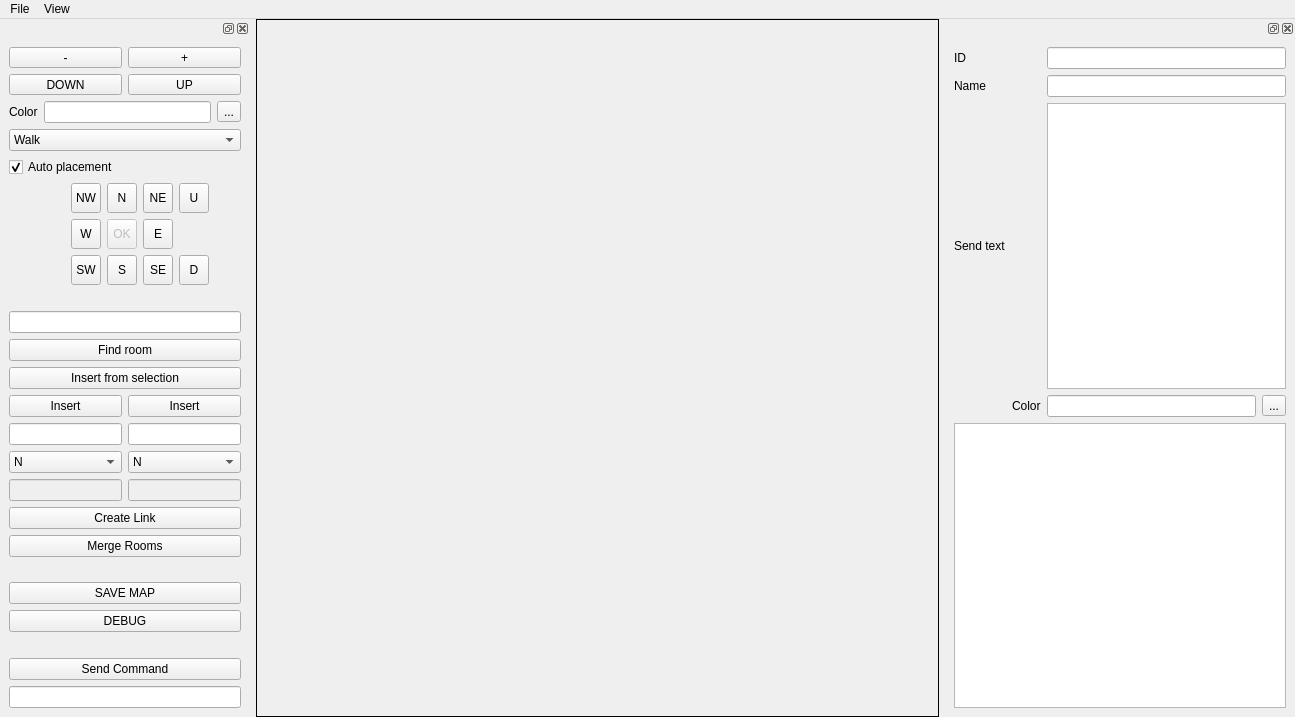
Old version of the form version4/ui/main.ui in the repository michael-donat/tf-mapper.
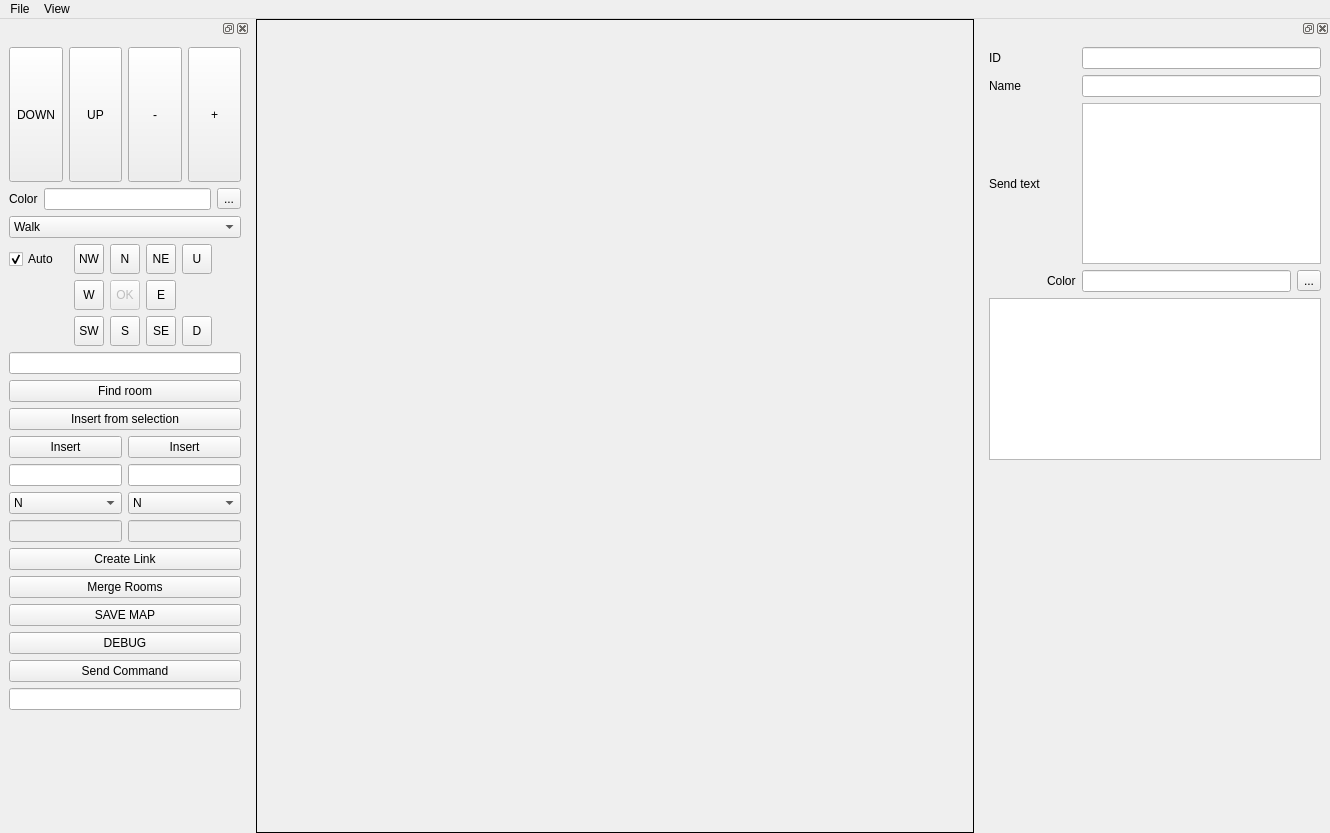
New version of the form. Icons and pictures are not drawn.

Diff of the .ui file:
```diff
--- a/version4/ui/main.ui
+++ b/version4/ui/main.ui
@@ -6,8 +6,8 @@
    <rect>
     <x>0</x>
     <y>0</y>
-    <width>1295</width>
-    <height>717</height>
+    <width>1330</width>
+    <height>833</height>
    </rect>
   </property>
   <property name="windowTitle">
@@ -30,6 +30,12 @@
         <verstretch>0</verstretch>
        </sizepolicy>
       </property>
+      <property name="maximumSize">
+       <size>
+        <width>16777215</width>
+        <height>16777215</height>
+       </size>
+      </property>
       <property name="frameShape">
        <enum>QFrame::Box</enum>
       </property>
@@ -45,8 +51,8 @@
     <rect>
      <x>0</x>
      <y>0</y>
-     <width>1295</width>
-     <height>21</height>
+     <width>1330</width>
+     <height>22</height>
     </rect>
    </property>
    <widget class="QMenu" name="menuFile">
@@ -72,7 +78,7 @@
   </widget>
   <widget class="QDockWidget" name="uiComponentToolsPanel">
    <property name="sizePolicy">
-    <sizepolicy hsizetype="Minimum" vsizetype="Expanding">
+    <sizepolicy hsizetype="Fixed" vsizetype="MinimumExpanding">
      <horstretch>0</horstretch>
      <verstretch>0</verstretch>
     </sizepolicy>
@@ -80,13 +86,13 @@
    <property name="minimumSize">
     <size>
      <width>250</width>
-     <height>655</height>
+     <height>250</height>
     </size>
    </property>
    <property name="maximumSize">
     <size>
      <width>250</width>
-     <height>1080</height>
+     <height>700</height>
     </size>
    </property>
    <property name="features">
@@ -100,134 +106,6 @@
    </attribute>
    <widget class="QWidget" name="uiComponentToolsPanelContentWidget">
     <layout class="QGridLayout" name="gridLayout_2">
-     <item row="0" column="2">
-      <layout class="QGridLayout" name="gridLayout_4">
-       <item row="0" column="2">
-        <widget class="QToolButton" name="zoomIn">
-         <property name="sizePolicy">
-          <sizepolicy hsizetype="Expanding" vsizetype="Expanding">
-           <horstretch>0</horstretch>
-           <verstretch>0</verstretch>
-          </sizepolicy>
-         </property>
-         <property name="text">
-          <string>+</string>
-         </property>
-        </widget>
-       </item>
-       <item row="0" column="1">
-        <widget class="QToolButton" name="zoomOut">
-         <property name="sizePolicy">
-          <sizepolicy hsizetype="Expanding" vsizetype="Expanding">
-           <horstretch>0</horstretch>
-           <verstretch>0</verstretch>
-          </sizepolicy>
-         </property>
-         <property name="text">
-          <string>-</string>
-         </property>
-        </widget>
-       </item>
-       <item row="1" column="1">
-        <widget class="QToolButton" name="goLevelDown">
-         <property name="sizePolicy">
-          <sizepolicy hsizetype="Expanding" vsizetype="Expanding">
-           <horstretch>0</horstretch>
-           <verstretch>0</verstretch>
-          </sizepolicy>
-         </property>
-         <property name="text">
-          <string>DOWN</string>
-         </property>
-        </widget>
-       </item>
-       <item row="1" column="2">
-        <widget class="QToolButton" name="goLevelUp">
-         <property name="sizePolicy">
-          <sizepolicy hsizetype="Expanding" vsizetype="Expanding">
-           <horstretch>0</horstretch>
-           <verstretch>0</verstretch>
-          </sizepolicy>
-         </property>
-         <property name="text">
-          <string>UP</string>
-         </property>
-        </widget>
-       </item>
-      </layout>
-     </item>
-     <item row="6" column="2">
-      <layout class="QHBoxLayout" name="horizontalLayout_2">
-       <item>
-        <widget class="QLabel" name="label_8">
-         <property name="text">
-          <string>Color</string>
-         </property>
-        </widget>
-       </item>
-       <item>
-        <widget class="QLineEdit" name="uiCreationColor"/>
-       </item>
-       <item>
-        <widget class="QToolButton" name="uiCreationColorPicker">
-         <property name="text">
-          <string>...</string>
-         </property>
-        </widget>
-       </item>
-      </layout>
-     </item>
-     <item row="11" column="2">
-      <widget class="QComboBox" name="walkerModeSelector">
-       <item>
-        <property name="text">
-         <string>Walk</string>
-        </property>
-       </item>
-       <item>
-        <property name="text">
-         <string>Create</string>
-        </property>
-       </item>
-      </widget>
-     </item>
-     <item row="21" column="2">
-      <spacer name="verticalSpacer_2">
-       <property name="orientation">
-        <enum>Qt::Vertical</enum>
-       </property>
-       <property name="sizeHint" stdset="0">
-        <size>
-         <width>20</width>
-         <height>40</height>
-        </size>
-       </property>
-      </spacer>
-     </item>
-     <item row="22" column="2">
-      <widget class="QPushButton" name="pushButton">
-       <property name="text">
-        <string>SAVE MAP</string>
-       </property>
-      </widget>
-     </item>
-     <item row="12" column="2">
-      <widget class="QCheckBox" name="autoPlacement">
-       <property name="text">
-        <string>Auto placement</string>
-       </property>
-       <property name="checked">
-        <bool>true</bool>
-       </property>
-      </widget>
-     </item>
-     <item row="23" column="2">
-      <widget class="QPushButton" name="debugButton">
-       <property name="text">
-        <string>DEBUG</string>
-       </property>
-      </widget>
-     </item>
      <item row="13" column="2">
       <layout class="QGridLayout" name="compassButtonsGridLayout">
        <item row="0" column="2">
@@ -534,9 +412,19 @@
          </property>
         </widget>
        </item>
+       <item row="0" column="0">
+        <widget class="QCheckBox" name="autoPlacement">
+         <property name="text">
+          <string>Auto</string>
+         </property>
+         <property name="checked">
+          <bool>true</bool>
+         </property>
+        </widget>
+       </item>
       </layout>
      </item>
-     <item row="20" column="2">
+     <item row="19" column="2">
       <layout class="QGridLayout" name="gridLayout">
        <item row="4" column="1">
         <widget class="QPushButton" name="manualLinkRoomRightInsert">
@@ -733,42 +621,124 @@
        </item>
       </layout>
      </item>
-     <item row="17" column="2">
-      <spacer name="verticalSpacer">
-       <property name="orientation">
-        <enum>Qt::Vertical</enum>
-       </property>
-       <property name="sizeHint" stdset="0">
-        <size>
-         <width>20</width>
-         <height>40</height>
-        </size>
-       </property>
-      </spacer>
-     </item>
-     <item row="26" column="2">
+     <item row="23" column="2">
       <widget class="QLineEdit" name="commandInput"/>
      </item>
-     <item row="24" column="2">
-      <spacer name="verticalSpacer_3">
-       <property name="orientation">
-        <enum>Qt::Vertical</enum>
-       </property>
-       <property name="sizeHint" stdset="0">
-        <size>
-         <width>20</width>
-         <height>40</height>
-        </size>
-       </property>
-      </spacer>
-     </item>
-     <item row="25" column="2">
+     <item row="22" column="2">
       <widget class="QPushButton" name="commandTrigger">
        <property name="text">
         <string>Send Command</string>
        </property>
       </widget>
      </item>
+     <item row="0" column="2">
+      <layout class="QGridLayout" name="gridLayout_4">
+       <item row="0" column="3">
+        <widget class="QToolButton" name="zoomIn">
+         <property name="sizePolicy">
+          <sizepolicy hsizetype="Expanding" vsizetype="Expanding">
+           <horstretch>0</horstretch>
+           <verstretch>0</verstretch>
+          </sizepolicy>
+         </property>
+         <property name="text">
+          <string>+</string>
+         </property>
+        </widget>
+       </item>
+       <item row="0" column="2">
+        <widget class="QToolButton" name="zoomOut">
+         <property name="sizePolicy">
+          <sizepolicy hsizetype="Expanding" vsizetype="Expanding">
+           <horstretch>0</horstretch>
+           <verstretch>0</verstretch>
+          </sizepolicy>
+         </property>
+         <property name="text">
+          <string>-</string>
+         </property>
+        </widget>
+       </item>
+       <item row="0" column="0">
+        <widget class="QToolButton" name="goLevelDown">
+         <property name="sizePolicy">
+          <sizepolicy hsizetype="Expanding" vsizetype="Expanding">
+           <horstretch>0</horstretch>
+           <verstretch>0</verstretch>
+          </sizepolicy>
+         </property>
+         <property name="text">
+          <string>DOWN</string>
+         </property>
+        </widget>
+       </item>
+       <item row="0" column="1">
+        <widget class="QToolButton" name="goLevelUp">
+         <property name="sizePolicy">
+          <sizepolicy hsizetype="Expanding" vsizetype="Expanding">
+           <horstretch>0</horstretch>
+           <verstretch>0</verstretch>
+          </sizepolicy>
+         </property>
+         <property name="text">
+          <string>UP</string>
+         </property>
+        </widget>
+       </item>
+      </layout>
+     </item>
+     <item row="20" column="2">
+      <widget class="QPushButton" name="pushButton">
+       <property name="text">
+        <string>SAVE MAP</string>
+       </property>
+      </widget>
+     </item>
+     <item row="21" column="2">
+      <widget class="QPushButton" name="debugButton">
+       <property name="text">
+        <string>DEBUG</string>
+       </property>
+       <property name="flat">
+        <bool>false</bool>
+       </property>
+      </widget>
+     </item>
+     <item row="6" column="2">
+      <layout class="QHBoxLayout" name="horizontalLayout_2">
+       <item>
+        <widget class="QLabel" name="label_8">
+         <property name="text">
+          <string>Color</string>
+         </property>
+        </widget>
+       </item>
+       <item>
+        <widget class="QLineEdit" name="uiCreationColor"/>
+       </item>
+       <item>
+        <widget class="QToolButton" name="uiCreationColorPicker">
+         <property name="text">
+          <string>...</string>
+         </property>
+        </widget>
+       </item>
+      </layout>
+     </item>
+     <item row="11" column="2">
+      <widget class="QComboBox" name="walkerModeSelector">
+       <item>
+        <property name="text">
+         <string>Walk</string>
+        </property>
+       </item>
+       <item>
+        <property name="text">
+         <string>Create</string>
+        </property>
+       </item>
+      </widget>
+     </item>
     </layout>
    </widget>
   </widget>
@@ -777,7 +747,7 @@
     <bool>true</bool>
    </property>
    <property name="sizePolicy">
-    <sizepolicy hsizetype="Fixed" vsizetype="Expanding">
+    <sizepolicy hsizetype="Fixed" vsizetype="MinimumExpanding">
      <horstretch>0</horstretch>
      <verstretch>0</verstretch>
     </sizepolicy>
@@ -790,8 +760,8 @@
    </property>
    <property name="maximumSize">
     <size>
-     <width>260</width>
-     <height>524287</height>
+     <width>350</width>
+     <height>450</height>
     </size>
    </property>
    <property name="features">
```
Left out of the diff: 40 changed lines with no effect on the pictures.
